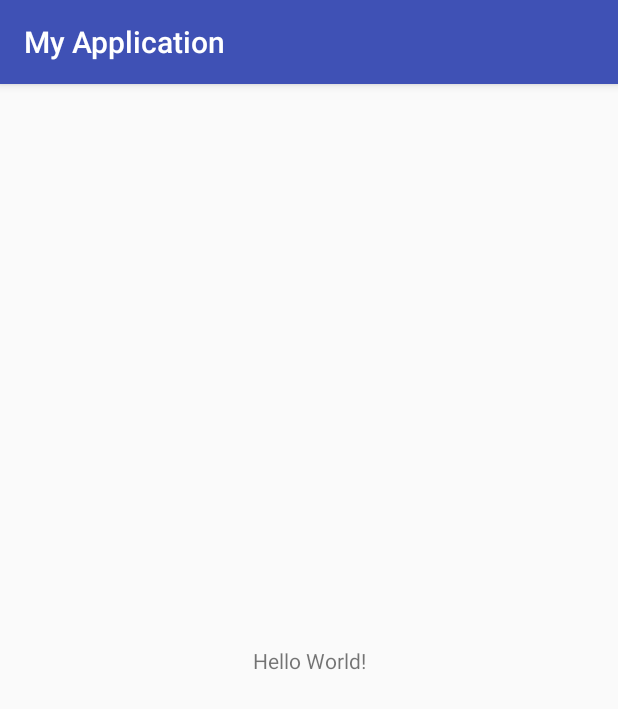
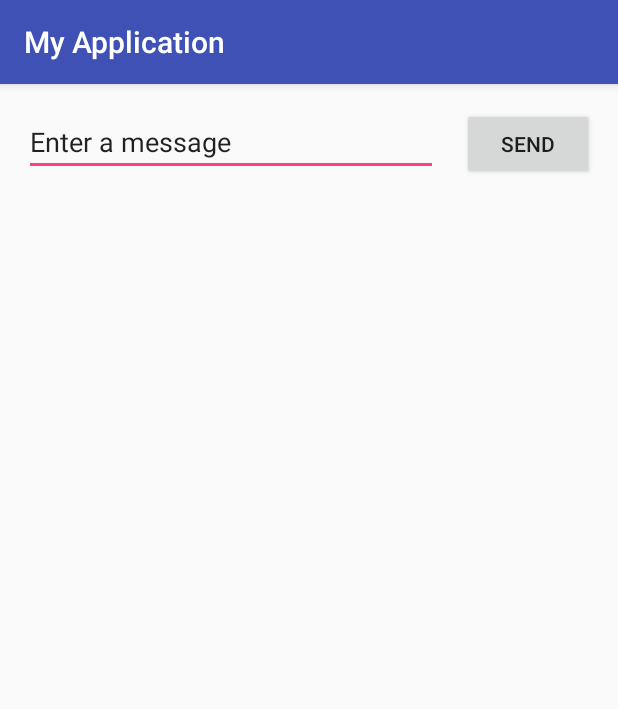
Before and after one commit to listlfa/LearnAndroid, an Android app: the screen it shows after launch (MainActivity), on a phone screen of 412 x 824 dp. Shown: the top 709 px of the screen. Run offline under Robolectric (Android 15) with nearby library versions, the phone set to English and light mode, and no system bars.

Commit message:
Finished Step 1
Completed
https://developer.android.com/training/basics/firstapp/building-ui.html

```diff
--- a/MyApplication/app/src/main/java/com/example/a/myapplication/MainActivity.java
+++ b/MyApplication/app/src/main/java/com/example/a/myapplication/MainActivity.java
@@ -2,6 +2,7 @@ package com.example.a.myapplication;
 
 import android.support.v7.app.AppCompatActivity;
 import android.os.Bundle;
+import android.view.View;
 
 public class MainActivity extends AppCompatActivity {
 
@@ -10,4 +11,10 @@ public class MainActivity extends AppCompatActivity {
         super.onCreate(savedInstanceState);
         setContentView(R.layout.activity_main);
     }
+
+    /** Called when the user taps the Send button */
+    public void sendMessage(View view) {
+        // Do something in response to button
+    }
+
 }
--- a/MyApplication/app/src/main/res/layout/activity_main.xml
+++ b/MyApplication/app/src/main/res/layout/activity_main.xml
@@ -6,13 +6,28 @@
     android:layout_height="match_parent"
     tools:context="com.example.a.myapplication.MainActivity">
 
-    <TextView
+    <EditText
+        android:id="@+id/editText"
+        android:layout_width="0dp"
+        android:layout_height="wrap_content"
+        android:layout_marginLeft="16dp"
+        android:layout_marginRight="0dp"
+        android:layout_marginTop="16dp"
+        android:ems="10"
+        android:inputType="textPersonName"
+        android:text="@string/edit_message"
+        app:layout_constraintLeft_toLeftOf="parent"
+        app:layout_constraintRight_toLeftOf="@+id/button"
+        app:layout_constraintTop_toTopOf="parent" />
+
+    <Button
+        android:id="@+id/button"
         android:layout_width="wrap_content"
         android:layout_height="wrap_content"
-        android:text="Hello World!"
-        app:layout_constraintBottom_toBottomOf="parent"
-        app:layout_constraintLeft_toLeftOf="parent"
-        app:layout_constraintRight_toRightOf="parent"
-        app:layout_constraintTop_toTopOf="parent" />
-
+        android:layout_marginLeft="16dp"
+        android:layout_marginRight="16dp"
+        android:text="@string/button_send"
+        app:layout_constraintBaseline_toBaselineOf="@+id/editText"
+        app:layout_constraintLeft_toRightOf="@+id/editText"
+        app:layout_constraintRight_toRightOf="parent" />
 </android.support.constraint.ConstraintLayout>
--- a/MyApplication/app/src/main/res/values/strings.xml
+++ b/MyApplication/app/src/main/res/values/strings.xml
@@ -1,3 +1,5 @@
 <resources>
     <string name="app_name">My Application</string>
+    <string name="edit_message">Enter a message</string>
+    <string name="button_send">Send</string>
 </resources>
```
